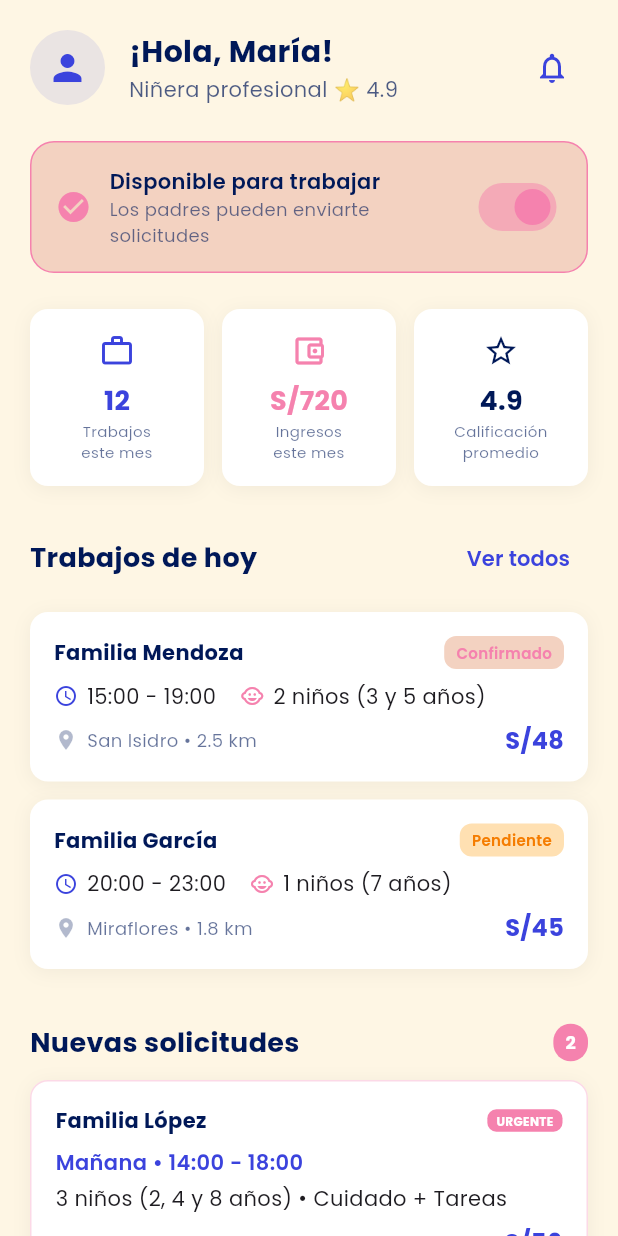
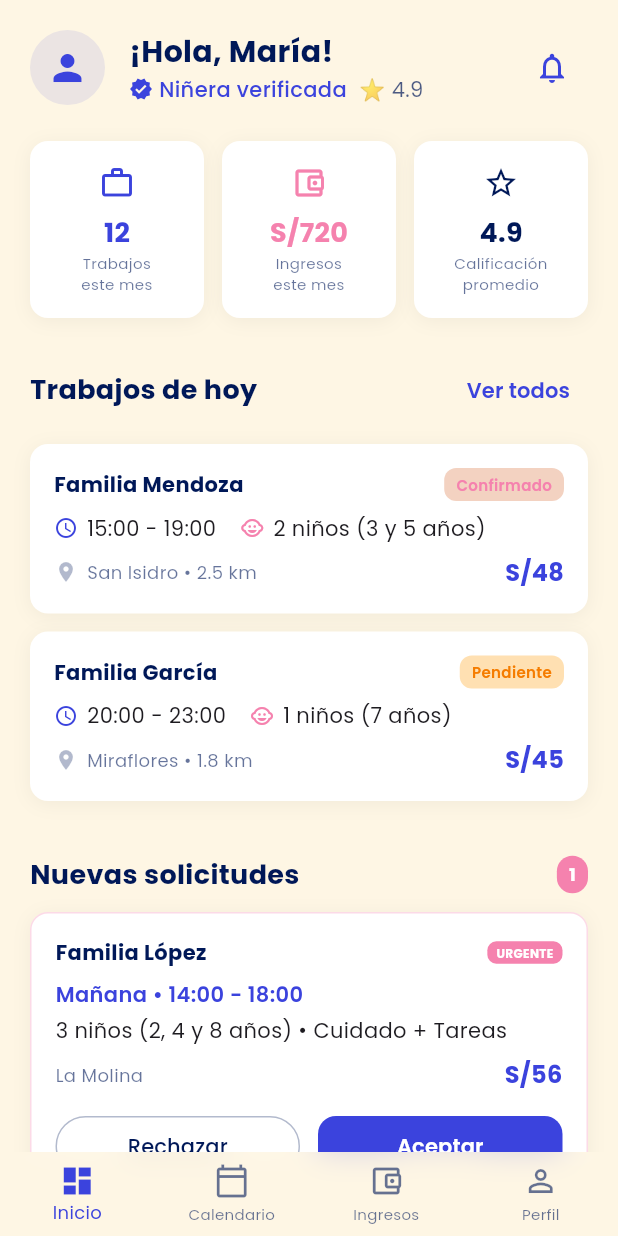
Before and after one commit to Grupo4-1ASI0732-14736-Trustora/kidycare-app, a Flutter app: the NannyHomeScreen screen opened directly, on a phone screen of 412 x 824 dp. Run offline on Flutter 3.47's test engine with Material 3 defaults, Android fonts, the phone set to English and light mode, and no system bars; our stand-ins replace google_fonts, shared_preferences; accounts and stored records are empty.

Commit message:
feat: initial Flutter app setup v3

```diff
--- a/lib/main.dart
+++ b/lib/main.dart
@@ -4,6 +4,7 @@ import 'core/theme/app_theme.dart';
 import 'screens/shared/splash_screen.dart';
 import 'screens/shared/onboarding_screen.dart';
 import 'screens/shared/login_screen.dart';
+import 'screens/nanny/nanny_home_screen.dart';
 
 void main() {
   runApp(const KidyCareApp());
@@ -26,6 +27,7 @@ class KidyCareApp extends StatelessWidget {
         "/splash": (_) => const SplashScreen(),
         "/onboarding": (_) => const OnboardingScreen(),
         "/login": (_) => const LoginScreen(),
+        "/nanny": (_) => const NannyHomeScreen(),
       },
     );
   }
--- a/lib/screens/nanny/nanny_home_screen.dart
+++ b/lib/screens/nanny/nanny_home_screen.dart
@@ -1,6 +1,10 @@
 import 'package:flutter/material.dart';
 import 'package:google_fonts/google_fonts.dart';
 import '../../core/theme/app_theme.dart';
+import '../../widgets/nanny_glass_navbar.dart';
+import 'nanny_calendar_screen.dart';
+import 'nanny_earnings_screen.dart';
+import 'nanny_profile_screen.dart';
 
 class NannyHomeScreen extends StatefulWidget {
   const NannyHomeScreen({super.key});
@@ -10,7 +14,7 @@ class NannyHomeScreen extends StatefulWidget {
 }
 
 class _NannyHomeScreenState extends State<NannyHomeScreen> {
-  bool _isAvailable = true;
+  int _selectedIndex = 0;
 
   final List<Map<String, dynamic>> _todayAppointments = [
     {
@@ -47,21 +51,9 @@ class _NannyHomeScreenState extends State<NannyHomeScreen> {
       'type': 'Cuidado + Tareas',
       'priority': 'high',
     },
-    {
-      'family': 'Familia Torres',
-      'date': 'Viernes',
-      'time': '19:00 - 00:00',
-      'children': 2,
-      'ages': '6 y 9 años',
-      'location': 'San Borja',
-      'payment': 'S/75',
-      'type': 'Noche especial',
-      'priority': 'medium',
-    },
   ];
 
-  @override
-  Widget build(BuildContext context) {
+  Widget _buildHomePage() {
     final theme = Theme.of(context);
 
     return Scaffold(
@@ -77,16 +69,12 @@ class _NannyHomeScreenState extends State<NannyHomeScreen> {
               children: [
                 _buildHeader(theme),
                 const SizedBox(height: 24),
-                _buildAvailabilityToggle(theme),
-                const SizedBox(height: 24),
                 _buildQuickStats(theme),
                 const SizedBox(height: 24),
                 _buildTodaySection(theme),
                 const SizedBox(height: 24),
                 _buildNewRequestsSection(theme),
-                const SizedBox(height: 24),
-                _buildQuickActions(theme),
-                const SizedBox(height: 100), // Espacio para el navbar
+                const SizedBox(height: 80), // Espacio para el navbar
               ],
             ),
           ),
@@ -95,12 +83,34 @@ class _NannyHomeScreenState extends State<NannyHomeScreen> {
     );
   }
 
+  // Método para obtener las páginas dinámicamente
+  List<Widget> get _pages => [
+    _buildHomePage(),
+    const NannyCalendarScreen(),
+    const NannyEarningsScreen(),
+    const NannyProfileScreen(),
+  ];
+
+  @override
+  Widget build(BuildContext context) {
+    return Scaffold(
+      extendBody: true,
+      body: _pages[_selectedIndex],
+      bottomNavigationBar: NannyGlassNavbar(
+        selectedIndex: _selectedIndex,
+        onItemSelected: (index) => setState(() => _selectedIndex = index),
+      ),
+    );
+  }
+
   Widget _buildHeader(ThemeData theme) {
+    final bool isVerified = true; // En una app real, esto vendría de la base de datos
+
     return Row(
       children: [
         CircleAvatar(
           radius: 25,
-          backgroundColor: theme.colorScheme.primary.withOpacity(0.1),
+          backgroundColor: theme.colorScheme.primary.withValues(alpha: 0.1),
           child: Icon(
             Icons.person,
             color: theme.colorScheme.primary,
@@ -120,12 +130,47 @@ class _NannyHomeScreenState extends State<NannyHomeScreen> {
                   color: theme.colorScheme.onSurface,
                 ),
               ),
-              Text(
-                'Niñera profesional ⭐ 4.9',
-                style: GoogleFonts.poppins(
-                  fontSize: 14,
-                  color: theme.colorScheme.onSurface.withOpacity(0.7),
-                ),
+              Row(
+                children: [
+                  if (isVerified) ...[
+                    Icon(
+                      Icons.verified,
+                      color: theme.colorScheme.primary,
+                      size: 16,
+                    ),
+                    const SizedBox(width: 4),
+                    Text(
+                      'Niñera verificada',
+                      style: GoogleFonts.poppins(
+                        fontSize: 14,
+                        color: theme.colorScheme.primary,
+                        fontWeight: FontWeight.w500,
+                      ),
+                    ),
+                  ] else ...[
+                    Icon(
+                      Icons.info_outline,
+                      color: Colors.orange,
+                      size: 16,
+                    ),
+                    const SizedBox(width: 4),
+                    Text(
+                      'Completar verificación',
+                      style: GoogleFonts.poppins(
+                        fontSize: 14,
+                        color: Colors.orange,
+                      ),
+                    ),
+                  ],
+                  const SizedBox(width: 8),
+                  Text(
+                    '⭐ 4.9',
+                    style: GoogleFonts.poppins(
+                      fontSize: 14,
+                      color: theme.colorScheme.onSurface.withValues(alpha: 0.7),
+                    ),
+                  ),
+                ],
               ),
             ],
           ),
@@ -138,61 +183,6 @@ class _NannyHomeScreenState extends State<NannyHomeScreen> {
           ),
         ),
       ],
-    );
-  }
-
-  Widget _buildAvailabilityToggle(ThemeData theme) {
-    return Container(
-      padding: const EdgeInsets.all(16),
-      decoration: BoxDecoration(
-        color: _isAvailable ? AppTheme.rosaClaro : Colors.grey.shade100,
-        borderRadius: BorderRadius.circular(16),
-        border: Border.all(
-          color: _isAvailable ? theme.colorScheme.secondary : Colors.grey.shade300,
-          width: 1,
-        ),
-      ),
-      child: Row(
-        children: [
-          Icon(
-            _isAvailable ? Icons.check_circle : Icons.schedule,
-            color: _isAvailable ? theme.colorScheme.secondary : Colors.grey,
-          ),
-          const SizedBox(width: 12),
-          Expanded(
-            child: Column(
-              crossAxisAlignment: CrossAxisAlignment.start,
-              children: [
-                Text(
-                  _isAvailable ? 'Disponible para trabajar' : 'No disponible',
-                  style: GoogleFonts.poppins(
-                    fontWeight: FontWeight.w600,
-                    color: theme.colorScheme.onSurface,
-                  ),
-                ),
-                Text(
-                  _isAvailable
-                    ? 'Los padres pueden enviarte solicitudes'
-                    : 'No recibirás nuevas solicitudes',
-                  style: GoogleFonts.poppins(
-                    fontSize: 12,
-                    color: theme.colorScheme.onSurface.withOpacity(0.6),
-                  ),
-                ),
-              ],
-            ),
-          ),
-          Switch(
-            value: _isAvailable,
-            onChanged: (value) {
-              setState(() {
-                _isAvailable = value;
-              });
-            },
-            activeColor: theme.colorScheme.secondary,
-          ),
-        ],
-      ),
     );
   }
 
@@ -240,7 +230,7 @@ class _NannyHomeScreenState extends State<NannyHomeScreen> {
         borderRadius: BorderRadius.circular(12),
         boxShadow: [
           BoxShadow(
-            color: Colors.black.withOpacity(0.05),
+            color: Colors.black.withValues(alpha: 0.05),
             blurRadius: 10,
             offset: const Offset(0, 2),
           ),
@@ -263,7 +253,7 @@ class _NannyHomeScreenState extends State<NannyHomeScreen> {
             textAlign: TextAlign.center,
             style: GoogleFonts.poppins(
               fontSize: 10,
-              color: theme.colorScheme.onSurface.withOpacity(0.6),
+              color: theme.colorScheme.onSurface.withValues(alpha: 0.6),
             ),
           ),
         ],
@@ -369,7 +359,7 @@ class _NannyHomeScreenState extends State<NannyHomeScreen> {
         borderRadius: BorderRadius.circular(12),
         boxShadow: [
           BoxShadow(
-            color: Colors.black.withOpacity(0.05),
+            color: Colors.black.withValues(alpha: 0.05),
             blurRadius: 10,
             offset: const Offset(0, 2),
           ),
@@ -439,7 +429,7 @@ class _NannyHomeScreenState extends State<NannyHomeScreen> {
                     '${appointment['location']} • ${appointment['distance']}',
                     style: GoogleFonts.poppins(
                       fontSize: 12,
-                      color: theme.colorScheme.onSurface.withOpacity(0.6),
+                      color: theme.colorScheme.onSurface.withValues(alpha: 0.6),
                     ),
                   ),
                 ],
@@ -468,13 +458,13 @@ class _NannyHomeScreenState extends State<NannyHomeScreen> {
         borderRadius: BorderRadius.circular(12),
         border: Border.all(
           color: request['priority'] == 'high'
-            ? theme.colorScheme.secondary.withOpacity(0.3)
+            ? theme.colorScheme.secondary.withValues(alpha: 0.3)
             : theme.colorScheme.outline,
           width: 1,
         ),
         boxShadow: [
           BoxShadow(
-            color: Colors.black.withOpacity(0.05),
+            color: Colors.black.withValues(alpha: 0.05),
             blurRadius: 10,
             offset: const Offset(0, 2),
           ),
@@ -533,7 +523,7 @@ class _NannyHomeScreenState extends State<NannyHomeScreen> {
                 request['location'],
                 style: GoogleFonts.poppins(
                   fontSize: 12,
-                  color: theme.colorScheme.onSurface.withOpacity(0.6),
+                  color: theme.colorScheme.onSurface.withValues(alpha: 0.6),
                 ),
               ),
               Text(
@@ -582,85 +572,6 @@ class _NannyHomeScreenState extends State<NannyHomeScreen> {
     );
   }
 
-  Widget _buildQuickActions(ThemeData theme) {
-    return Column(
-      crossAxisAlignment: CrossAxisAlignment.start,
-      children: [
-        Text(
-          'Acciones rápidas',
-          style: GoogleFonts.poppins(
-            fontSize: 18,
-            fontWeight: FontWeight.bold,
-            color: theme.colorScheme.onSurface,
-          ),
-        ),
-        const SizedBox(height: 12),
-        Row(
-          children: [
-            Expanded(
-              child: _buildActionButton(
-                'Configurar\nDisponibilidad',
-                Icons.schedule,
-                theme.colorScheme.primary,
-                () {},
-              ),
-            ),
-            const SizedBox(width: 12),
-            Expanded(
-              child: _buildActionButton(
-                'Ver\nCalificaciones',
-                Icons.star,
-                theme.colorScheme.secondary,
-                () {},
-              ),
-            ),
-            const SizedBox(width: 12),
-            Expanded(
-              child: _buildActionButton(
-                'Soporte\nTécnico',
-                Icons.help_outline,
-                AppTheme.azulMarino,
-                () {},
-              ),
-            ),
-          ],
-        ),
-      ],
-    );
-  }
-
-  Widget _buildActionButton(String title, IconData icon, Color color, VoidCallback onPressed) {
-    return Container(
-      height: 80,
-      child: ElevatedButton(
-        onPressed: onPressed,
-        style: ElevatedButton.styleFrom(
-          backgroundColor: color.withOpacity(0.1),
-          foregroundColor: color,
-          elevation: 0,
-          shape: RoundedRectangleBorder(
-            borderRadius: BorderRadius.circular(12),
-          ),
-        ),
-        child: Column(
-          mainAxisAlignment: MainAxisAlignment.center,
-          children: [
-            Icon(icon, size: 24),
-            const SizedBox(height: 4),
-            Text(
-              title,
-              textAlign: TextAlign.center,
-              style: GoogleFonts.poppins(
-                fontSize: 11,
-                fontWeight: FontWeight.w600,
-              ),
-            ),
-          ],
-        ),
-      ),
-    );
-  }
-
   Widget _buildEmptyState(String message, IconData icon) {
     return Container(
       width: double.infinity,
@@ -687,7 +598,6 @@ class _NannyHomeScreenState extends State<NannyHomeScreen> {
   }
 
   Future<void> _refreshData() async {
-    // Simular carga de datos
     await Future.delayed(const Duration(seconds: 1));
     setState(() {
       // Aquí actualizarías los datos reales
```
